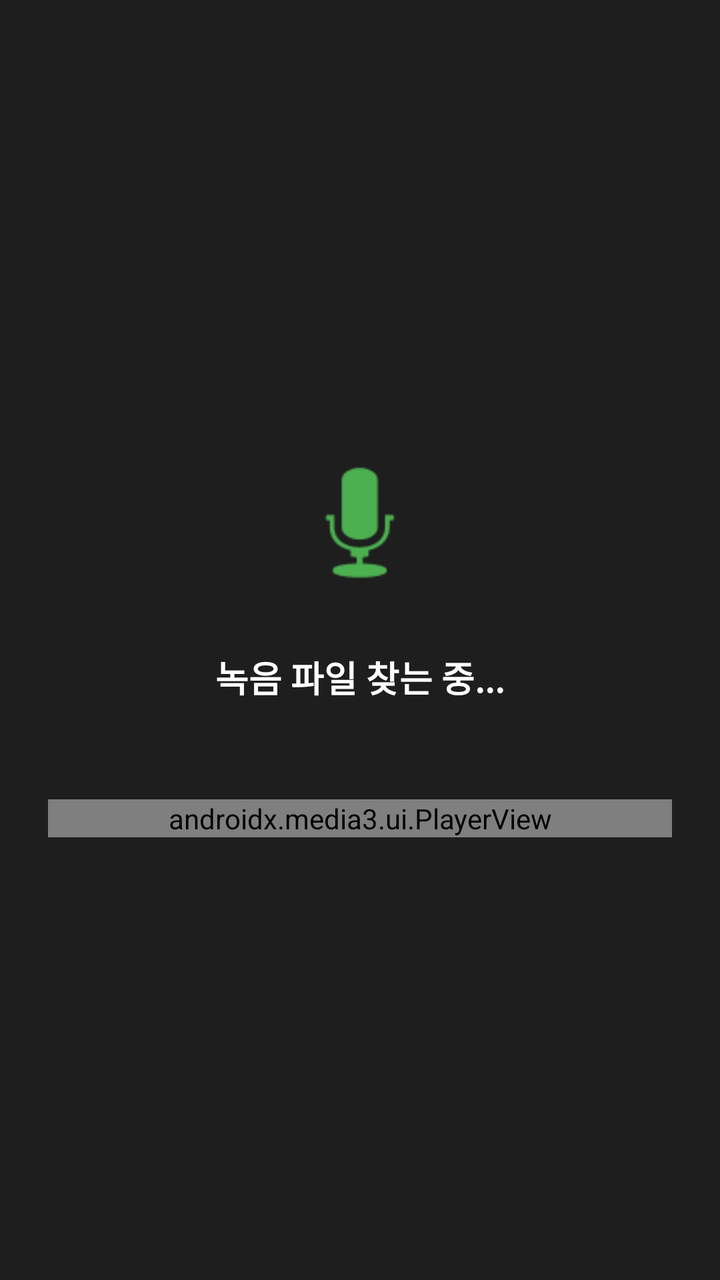
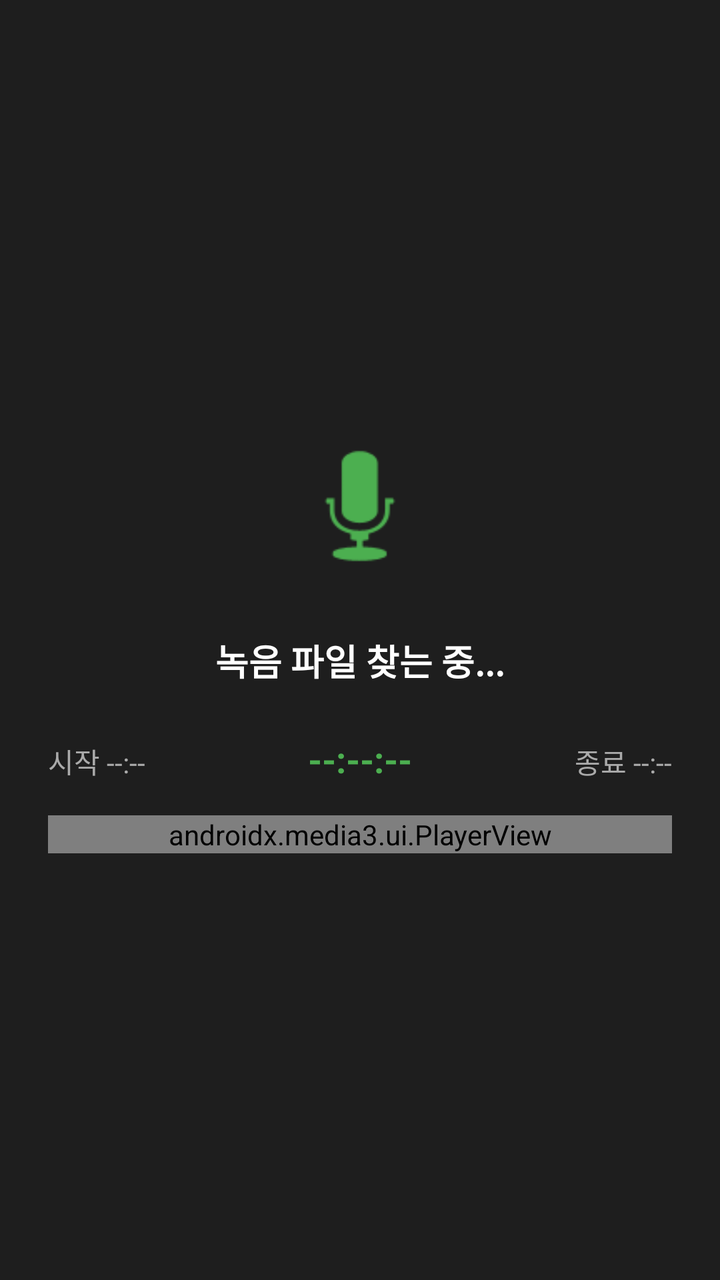

Two renders of the same Android screen: before a commit and after it. Below are the layout's source before the change and the commit's diff.
<!-- AndroidManifest.xml: application theme android:Theme.DeviceDefault.Light.NoActionBar -->
<!-- res/layout/activity_playback.xml -->
<?xml version="1.0" encoding="utf-8"?>

<LinearLayout xmlns:android="http://schemas.android.com/apk/res/android"
    xmlns:app="http://schemas.android.com/apk/res-auto"
    android:layout_width="match_parent"
    android:layout_height="match_parent"
    android:background="#1E1E1E"
    android:gravity="center"
    android:orientation="vertical"
    android:padding="24dp">

    
    <ImageView
        android:layout_width="80dp"
        android:layout_height="80dp"
        android:layout_marginBottom="24dp"
        android:src="@android:drawable/ic_btn_speak_now"
        android:tint="#4CAF50" />

    <TextView
        android:id="@+id/tvFileInfo"
        android:layout_width="match_parent"
        android:layout_height="wrap_content"
        android:layout_marginBottom="48dp"
        android:gravity="center"
        android:text="녹음 파일 찾는 중..."
        android:textColor="#FFFFFF"
        android:textSize="18sp"
        android:textStyle="bold" />

    
    <androidx.media3.ui.PlayerView
        android:id="@+id/playerView"
        android:layout_width="match_parent"
        android:layout_height="wrap_content"
        app:show_buffering="never"
        app:surface_type="none" 
        app:use_artwork="false" />

</LinearLayout>
<!-- resources referenced by this layout -->
<resources>

</resources>

<!-- the commit's change to res/layout/activity_playback.xml (unified diff, before → after) -->
@@ -9,7 +9,6 @@
     android:orientation="vertical"
     android:padding="24dp">
 
-    
     <ImageView
         android:layout_width="80dp"
         android:layout_height="80dp"
@@ -21,7 +20,7 @@
         android:id="@+id/tvFileInfo"
         android:layout_width="match_parent"
         android:layout_height="wrap_content"
-        android:layout_marginBottom="48dp"
+        android:layout_marginBottom="24dp"
         android:gravity="center"
         android:text="녹음 파일 찾는 중..."
         android:textColor="#FFFFFF"
@@ -29,12 +28,50 @@
         android:textStyle="bold" />
 
     
+    <LinearLayout
+        android:layout_width="match_parent"
+        android:layout_height="wrap_content"
+        android:layout_marginBottom="16dp"
+        android:orientation="horizontal">
+
+        <TextView
+            android:id="@+id/tvStartTime"
+            android:layout_width="0dp"
+            android:layout_height="wrap_content"
+            android:layout_weight="1"
+            android:gravity="start"
+            android:text="시작 --:--"
+            android:textColor="#AAAAAA"
+            android:textSize="14sp" />
+
+        <TextView
+            android:id="@+id/tvCurrentRealTime"
+            android:layout_width="0dp"
+            android:layout_height="wrap_content"
+            android:layout_weight="1"
+            android:gravity="center"
+            android:text="--:--:--"
+            android:textColor="#4CAF50"
+            android:textSize="18sp"
+            android:textStyle="bold" />
+
+        <TextView
+            android:id="@+id/tvEndTime"
+            android:layout_width="0dp"
+            android:layout_height="wrap_content"
+            android:layout_weight="1"
+            android:gravity="end"
+            android:text="종료 --:--"
+            android:textColor="#AAAAAA"
+            android:textSize="14sp" />
+    </LinearLayout>
+
     <androidx.media3.ui.PlayerView
         android:id="@+id/playerView"
         android:layout_width="match_parent"
         android:layout_height="wrap_content"
         app:show_buffering="never"
-        app:surface_type="none" 
+        app:surface_type="none"
         app:use_artwork="false" />
 
 </LinearLayout>
